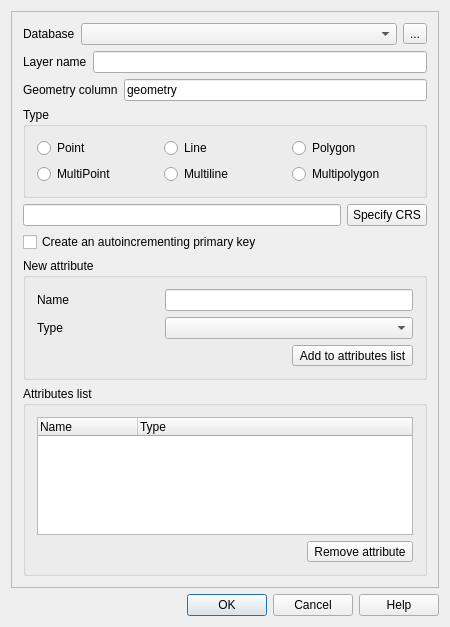
Qt form src/ui/qgsnewspatialitelayerdialogbase.ui (kadas-albireo/kadas-albireo) before a commit.
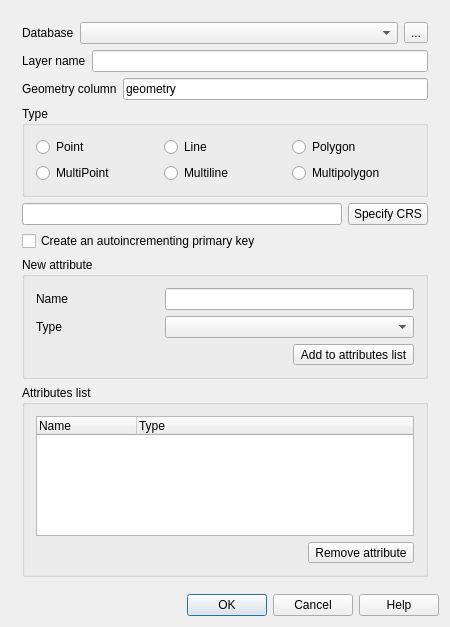
The same form after that commit. Icons and pictures are not drawn.

Commit message: Fix scrollarea border style and tab order in new spatialite layer dialog (Funded by Sourcepole)

What changed in the file:
```diff
--- a/src/ui/qgsnewspatialitelayerdialogbase.ui
+++ b/src/ui/qgsnewspatialitelayerdialogbase.ui
@@ -37,6 +37,12 @@
   <layout class="QGridLayout" name="gridLayout_4">
    <item row="0" column="0">
     <widget class="QScrollArea" name="scrollArea">
+     <property name="frameShape">
+      <enum>QFrame::NoFrame</enum>
+     </property>
+     <property name="frameShadow">
+      <enum>QFrame::Plain</enum>
+     </property>
      <property name="widgetResizable">
       <bool>true</bool>
      </property>
@@ -45,8 +51,8 @@
        <rect>
         <x>0</x>
         <y>0</y>
-        <width>412</width>
-        <height>587</height>
+        <width>432</width>
+        <height>581</height>
        </rect>
       </property>
       <layout class="QVBoxLayout" name="verticalLayout">
```
Left out of the diff: 4 changed lines with no effect on the pictures.
